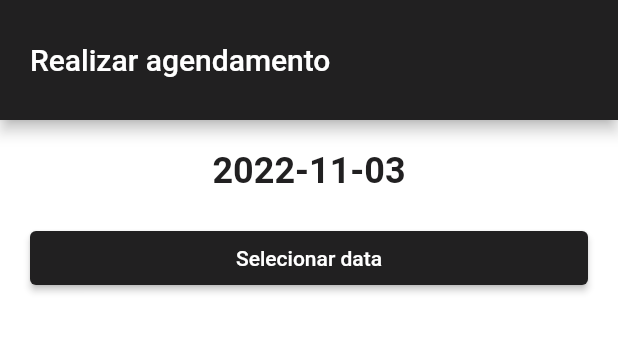
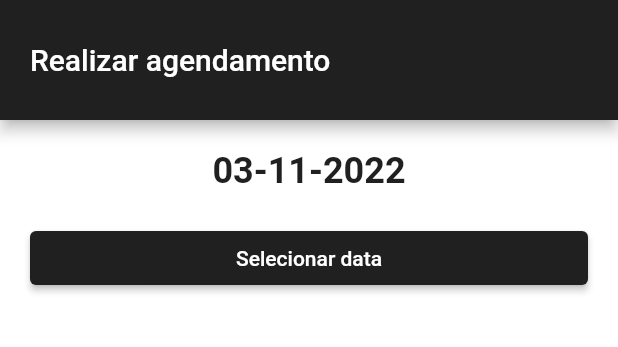
Before and after one commit to AlexWendel/veio-ta-on, a Flutter app: the DataView widget shown alone on an empty page, opened directly, on a phone screen of 412 x 824 dp. Shown: the top 347 px of the screen. Run offline on Flutter 3.47's test engine with Material 2 defaults, Android fonts, the phone set to English and light mode, and no system bars; our stand-ins replace cloud_firestore, firebase_auth, firebase_core, freezed_annotation, get, hive_flutter and 3 more; accounts and stored records are empty.

Commit message:
Corrigindo organização da data e hora

```diff
--- a/lib/app/modules/agendamentos/views/consulta_view.dart
+++ b/lib/app/modules/agendamentos/views/consulta_view.dart
@@ -1,4 +1,5 @@
 import 'package:flutter/material.dart';
+import 'package:intl/intl.dart';
 import 'package:qr_flutter/qr_flutter.dart';
 
 import 'package:get/get.dart';
@@ -9,8 +10,9 @@ import '../../../widgets/input_text.dart';
 import '../../scheduleDesign.dart';
 
 class ConsultaView extends GetView {
+  final dateFormatter = DateFormat('dd-MM-yyyy');
   final consulta;
-  const ConsultaView({
+  ConsultaView({
     Key? key,
     this.consulta,
   }) : super(key: key);
@@ -38,7 +40,7 @@ class ConsultaView extends GetView {
                         Get.textTheme.bodyText2?.copyWith(color: Colors.black),
                   ),
                   Text(
-                    '${consulta.agendadoPara.toString().split(' ')[0]} - ${consulta.agendadoPara.toString().split(' ')[1].split('.')[0]}',
+                    '${dateFormatter.format(consulta.agendadoPara).toString().split(' ')[0]} - ${consulta.agendadoPara.toString().split(' ')[1].split('.')[0]}',
                     style:
                         Get.textTheme.bodyText2?.copyWith(color: Colors.black),
                   ),
--- a/lib/app/modules/agendamentos/views/dataView.dart
+++ b/lib/app/modules/agendamentos/views/dataView.dart
@@ -13,10 +13,12 @@ import 'package:hospital_maraba/app/utils/color_theme.dart';
 import 'package:hospital_maraba/app/utils/common.sizes.dart';
 import 'package:hospital_maraba/app/widgets/datepicker.dart';
 import 'package:hospital_maraba/app/widgets/input_text.dart';
+import 'package:intl/intl.dart';
 
 class DataView extends GetView<AgendamentosController> {
   @override
   final controller = Get.put(AgendamentosController());
+  final dateFormatter = DateFormat('dd-MM-yyyy');
 
   List<Month> months = [
     Month(monthValue: 01, monthName: "Janeiro", days: [
@@ -88,7 +90,9 @@ class DataView extends GetView<AgendamentosController> {
       Obx(() => Container(
             width: 100,
             alignment: Alignment.center,
-            child: Text("${selectedDate.value.toLocal()}".split(' ')[0],
+            child: Text(
+                "${dateFormatter.format(selectedDate.value.toLocal())}"
+                    .split(' ')[0],
                 style: Get.theme.textTheme.headline5?.copyWith(
                     color: Get.theme.primaryColor,
                     fontWeight: FontWeight.w600)),
```
Also changed, not shown: lib/app/modules/agendamentos/controllers/agendamentos_controller.dart (+2 -5 lines).
